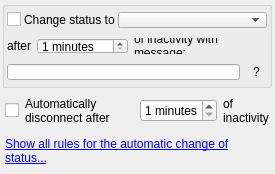
This is src/plugins/autostatus/autostatusoptionswidget2.ui in xnamed/vacuum-im as Qt 5 draws it before an edit. The edited form follows.
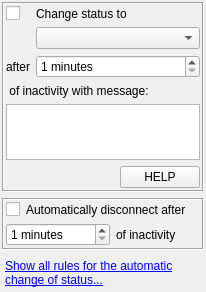
This is the edited form.

```diff
--- a/src/plugins/autostatus/autostatusoptionswidget2.ui
+++ b/src/plugins/autostatus/autostatusoptionswidget2.ui
@@ -6,8 +6,8 @@
    <rect>
     <x>0</x>
     <y>0</y>
-    <width>275</width>
-    <height>167</height>
+    <width>206</width>
+    <height>271</height>
    </rect>
   </property>
   <property name="sizePolicy">
@@ -17,33 +17,33 @@
    </sizepolicy>
   </property>
   <layout class="QVBoxLayout" name="verticalLayout">
-   <property name="sizeConstraint">
-    <enum>QLayout::SetDefaultConstraint</enum>
-   </property>
    <property name="leftMargin">
     <number>2</number>
    </property>
    <property name="topMargin">
-    <number>1</number>
+    <number>2</number>
    </property>
    <property name="rightMargin">
-    <number>3</number>
+    <number>2</number>
    </property>
    <property name="bottomMargin">
-    <number>6</number>
+    <number>2</number>
    </property>
    <item>
-    <widget class="QGroupBox" name="groupBox">
+    <widget class="QFrame" name="frmChengeStatus">
      <property name="sizePolicy">
       <sizepolicy hsizetype="Expanding" vsizetype="Preferred">
        <horstretch>0</horstretch>
        <verstretch>0</verstretch>
       </sizepolicy>
      </property>
-     <property name="title">
-      <string/>
+     <property name="frameShape">
+      <enum>QFrame::Box</enum>
      </property>
-     <layout class="QGridLayout" name="gridLayout">
+     <property name="frameShadow">
+      <enum>QFrame::Sunken</enum>
+     </property>
+     <layout class="QGridLayout" name="gridLayout_2">
       <property name="leftMargin">
        <number>2</number>
       </property>
@@ -56,24 +56,7 @@
       <property name="bottomMargin">
        <number>2</number>
       </property>
-      <property name="horizontalSpacing">
-       <number>3</number>
-      </property>
-      <property name="verticalSpacing">
-       <number>4</number>
-      </property>
       <item row="0" column="0">
-       <layout class="QHBoxLayout" name="horizontalLayout_2">
-        <property name="spacing">
-         <number>3</number>
-        </property>
-        <property name="topMargin">
-         <number>3</number>
-        </property>
-        <property name="bottomMargin">
-         <number>3</number>
-        </property>
-        <item>
          <widget class="QCheckBox" name="chbAwayEnable">
           <property name="sizePolicy">
            <sizepolicy hsizetype="Maximum" vsizetype="Maximum">
@@ -86,47 +69,24 @@
           </property>
          </widget>
         </item>
-        <item>
-         <widget class="QLabel" name="label">
+      <item row="0" column="1" colspan="2">
+       <widget class="QLabel" name="label_2">
           <property name="text">
            <string>Change status to</string>
           </property>
-          <property name="wordWrap">
-           <bool>true</bool>
-          </property>
-         </widget>
-        </item>
-        <item>
-         <widget class="QComboBox" name="cmbAwayStatus">
-          <property name="sizePolicy">
-           <sizepolicy hsizetype="Expanding" vsizetype="Fixed">
-            <horstretch>0</horstretch>
-            <verstretch>0</verstretch>
-           </sizepolicy>
-          </property>
-         </widget>
-        </item>
-       </layout>
-      </item>
-      <item row="1" column="0">
-       <layout class="QHBoxLayout" name="horizontalLayout_3">
-        <property name="topMargin">
-         <number>3</number>
-        </property>
-        <property name="bottomMargin">
-         <number>3</number>
-        </property>
-        <item>
+       </widget>
+      </item>
+      <item row="2" column="0">
          <widget class="QLabel" name="lblAwayAfter">
           <property name="text">
            <string>after</string>
           </property>
          </widget>
         </item>
-        <item>
+      <item row="2" column="1" colspan="2">
          <widget class="QSpinBox" name="spbAwayTime">
           <property name="sizePolicy">
-           <sizepolicy hsizetype="Maximum" vsizetype="Fixed">
+         <sizepolicy hsizetype="Expanding" vsizetype="Fixed">
             <horstretch>0</horstretch>
             <verstretch>0</verstretch>
            </sizepolicy>
@@ -142,7 +102,7 @@
           </property>
          </widget>
         </item>
-        <item>
+      <item row="3" column="0" colspan="3">
          <widget class="QLabel" name="lblAwayInactive">
           <property name="sizePolicy">
            <sizepolicy hsizetype="Expanding" vsizetype="Preferred">
@@ -151,95 +111,113 @@
            </sizepolicy>
           </property>
           <property name="text">
-           <string>of inactivity with message:</string>
+         <string> of inactivity with message:</string>
           </property>
           <property name="wordWrap">
            <bool>true</bool>
           </property>
          </widget>
         </item>
-       </layout>
-      </item>
-      <item row="2" column="0">
-       <layout class="QHBoxLayout" name="hltAwayMessage">
-        <property name="topMargin">
-         <number>3</number>
-        </property>
-        <property name="bottomMargin">
-         <number>3</number>
-        </property>
-        <item>
-         <widget class="QLineEdit" name="lneAwayText">
+      <item row="4" column="0" colspan="3">
+       <widget class="QTextEdit" name="lneAwayText">
           <property name="sizePolicy">
-           <sizepolicy hsizetype="Expanding" vsizetype="Maximum">
+         <sizepolicy hsizetype="Expanding" vsizetype="Preferred">
             <horstretch>0</horstretch>
             <verstretch>0</verstretch>
            </sizepolicy>
           </property>
          </widget>
         </item>
-        <item>
-         <widget class="QToolButton" name="tlbAwayHelp">
+      <item row="5" column="0" colspan="2">
+       <spacer name="horizontalSpacer">
+        <property name="orientation">
+         <enum>Qt::Horizontal</enum>
+        </property>
+        <property name="sizeHint" stdset="0">
+         <size>
+          <width>40</width>
+          <height>20</height>
+         </size>
+        </property>
+       </spacer>
+      </item>
+      <item row="5" column="2">
+       <widget class="QPushButton" name="tlbAwayHelp">
+        <property name="sizePolicy">
+         <sizepolicy hsizetype="Preferred" vsizetype="Fixed">
+          <horstretch>0</horstretch>
+          <verstretch>0</verstretch>
+         </sizepolicy>
+        </property>
           <property name="text">
-           <string notr="true">?</string>
-          </property>
-          <property name="autoRaise">
-           <bool>true</bool>
+         <string notr="true">HELP</string>
           </property>
          </widget>
         </item>
-       </layout>
+      <item row="1" column="1" colspan="2">
+       <widget class="QComboBox" name="cmbAwayStatus">
+        <property name="sizePolicy">
+         <sizepolicy hsizetype="Expanding" vsizetype="Fixed">
+          <horstretch>0</horstretch>
+          <verstretch>0</verstretch>
+         </sizepolicy>
+        </property>
+       </widget>
       </item>
      </layout>
     </widget>
    </item>
    <item>
-    <layout class="QHBoxLayout" name="hltOfflineEnable">
+    <widget class="QFrame" name="frmAutoStatus">
+     <property name="sizePolicy">
+      <sizepolicy hsizetype="Expanding" vsizetype="Preferred">
+       <horstretch>0</horstretch>
+       <verstretch>0</verstretch>
+      </sizepolicy>
+     </property>
+     <property name="frameShape">
+      <enum>QFrame::Box</enum>
+     </property>
+     <property name="frameShadow">
+      <enum>QFrame::Sunken</enum>
+     </property>
+     <layout class="QGridLayout" name="gridLayout">
      <property name="leftMargin">
-      <number>3</number>
+       <number>2</number>
      </property>
      <property name="topMargin">
-      <number>3</number>
+       <number>2</number>
      </property>
      <property name="rightMargin">
-      <number>3</number>
+       <number>2</number>
      </property>
      <property name="bottomMargin">
-      <number>3</number>
-     </property>
-     <item>
-      <widget class="QCheckBox" name="chbOfflineEnable">
-       <property name="sizePolicy">
-        <sizepolicy hsizetype="Maximum" vsizetype="Maximum">
-         <horstretch>0</horstretch>
-         <verstretch>0</verstretch>
-        </sizepolicy>
-       </property>
-       <property name="text">
-        <string/>
-       </property>
-      </widget>
-     </item>
-     <item>
-      <widget class="QLabel" name="label_3">
-       <property name="sizePolicy">
-        <sizepolicy hsizetype="Expanding" vsizetype="Preferred">
-         <horstretch>0</horstretch>
-         <verstretch>0</verstretch>
-        </sizepolicy>
-       </property>
+       <number>2</number>
+      </property>
+      <item row="0" column="1" colspan="2">
+       <widget class="QLabel" name="label">
        <property name="text">
         <string>Automatically disconnect after</string>
        </property>
-       <property name="wordWrap">
-        <bool>true</bool>
-       </property>
-      </widget>
-     </item>
-     <item>
+       </widget>
+      </item>
+      <item row="0" column="0">
+       <widget class="QCheckBox" name="chbOfflineEnable">
+        <property name="sizePolicy">
+         <sizepolicy hsizetype="Maximum" vsizetype="Maximum">
+          <horstretch>0</horstretch>
+          <verstretch>0</verstretch>
+         </sizepolicy>
+        </property>
+        <property name="text">
+         <string/>
+        </property>
+       </widget>
+      </item>
+      <item row="1" column="0" colspan="2">
       <widget class="QSpinBox" name="spbOfflineTime">
        <property name="sizePolicy">
-        <sizepolicy hsizetype="Maximum" vsizetype="Fixed">
+         <sizepolicy hsizetype="Preferred" vsizetype="Fixed">
          <horstretch>0</horstretch>
          <verstretch>0</verstretch>
         </sizepolicy>
@@ -255,8 +233,14 @@
        </property>
       </widget>
      </item>
-     <item>
+      <item row="1" column="2">
       <widget class="QLabel" name="lblOfflineInactive">
+        <property name="sizePolicy">
+         <sizepolicy hsizetype="Preferred" vsizetype="Preferred">
+          <horstretch>0</horstretch>
+          <verstretch>0</verstretch>
+         </sizepolicy>
+        </property>
        <property name="text">
         <string>of inactivity</string>
        </property>
@@ -266,6 +250,7 @@
       </widget>
      </item>
     </layout>
+    </widget>
    </item>
    <item>
     <layout class="QHBoxLayout" name="horizontalLayout">
```
Lines whose indentation alone changed are shown as unchanged.
